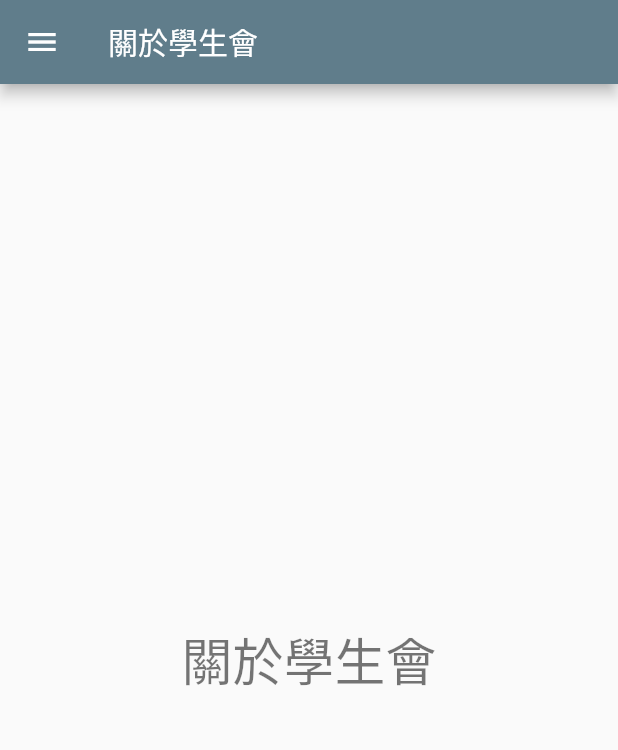
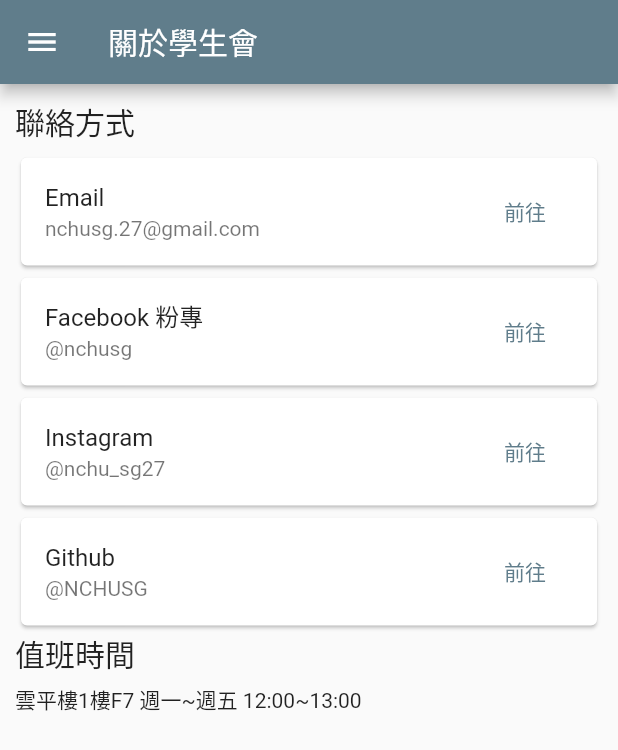
Before and after one commit to NCHUSG/NCHUSG.github.io, a Flutter app: the AboutPage screen opened by its route, on a phone screen of 412 x 824 dp. Shown: the top 750 px of the screen. Run offline on Flutter 3.47's test engine with Material 2 defaults, Android fonts, the light colour scheme and no system bars.

Commit message:
Update page/about & components/card

```diff
--- a/lib/components/card.dart
+++ b/lib/components/card.dart
@@ -2,12 +2,23 @@ import 'package:flutter/material.dart';
 import 'package:url_launcher/url_launcher.dart';
 
 class LinkedCard extends StatelessWidget {
+  /// Creates a card contains link information.
+  ///
+  /// The [Text] is the title of the card.
+  ///
+  /// The [urlHint] is the subtitle of the card if [urlHint] is non-null,
+  /// else the subtitle is [url] instead.
+  const LinkedCard(
+      {Key? key,
+      required this.text,
+      required this.url,
+      this.urlHint,
+      this.width = 500})
+      : super(key: key);
   final double width;
   final String text;
   final String url;
-  const LinkedCard(
-      {Key? key, required this.text, required this.url, this.width = 500})
-      : super(key: key);
+  final String? urlHint;
   @override
   Widget build(BuildContext context) {
     return SizedBox(
@@ -19,7 +30,7 @@ class LinkedCard extends StatelessWidget {
         maxWidth: 200,
         child: ListTile(
           title: Text(text),
-          subtitle: Text(url),
+          subtitle: Text(urlHint ?? url),
           trailing: TextButton(
             child: const Text('前往'),
             onPressed: () {
--- a/lib/pages/about.dart
+++ b/lib/pages/about.dart
@@ -1,5 +1,6 @@
 import 'package:flutter/material.dart';
 import 'package:io_github_nchusg/components/drawer.dart';
+import 'package:io_github_nchusg/components/card.dart';
 
 class AboutPage extends StatefulWidget {
   const AboutPage({Key? key}) : super(key: key);
@@ -8,17 +9,58 @@ class AboutPage extends StatefulWidget {
 }
 
 class _AboutPageState extends State<AboutPage> {
+  double width = 500;
+  final scrollController = ScrollController();
+
   @override
   Widget build(BuildContext context) {
     return Scaffold(
       appBar: AppBar(title: const Text('關於學生會')),
       drawer: MyDrawer(),
-      body: Center(
-        child: Text(
-          '關於學生會',
-          style: Theme.of(context).textTheme.headline4,
-        ),
-      ),
+      body: Scrollbar(
+          isAlwaysShown: true,
+          controller: scrollController,
+          child: SingleChildScrollView(
+              controller: scrollController,
+              child: Padding(
+                  padding: const EdgeInsets.symmetric(
+                      vertical: 10.0, horizontal: 10.0),
+                  child: Center(
+                      child: SizedBox(
+                          width:
+                              (MediaQuery.of(context).size.width > width * 1.5)
+                                  ? width
+                                  : double.infinity,
+                          child: Column(
+                              crossAxisAlignment: CrossAxisAlignment.start,
+                              children: [
+                                Text('聯絡方式',
+                                    style:
+                                        Theme.of(context).textTheme.headline6),
+                                const SizedBox(height: 5),
+                                const LinkedCard(
+                                    text: 'Email',
+                                    urlHint: 'nchusg.27@gmail.com',
+                                    url: 'mailto:nchusg.27@gmail.com'),
+                                const LinkedCard(
+                                    text: 'Facebook 粉專',
+                                    urlHint: '@nchusg',
+                                    url: 'https://www.facebook.com/nchusg/'),
+                                const LinkedCard(
+                                    text: 'Instagram',
+                                    urlHint: '@nchu_sg27',
+                                    url:
+                                        'https://www.instagram.com/nchu_sg27/'),
+                                const LinkedCard(
+                                    text: 'Github',
+                                    urlHint: '@NCHUSG',
+                                    url: 'https://github.com/NCHUSG'),
+                                Text('值班時間',
+                                    style:
+                                        Theme.of(context).textTheme.headline6),
+                                const SizedBox(height: 5),
+                                Text('雲平樓1樓F7 週一~週五 12:00~13:00')
+                              ])))))),
     );
   }
 }
```
